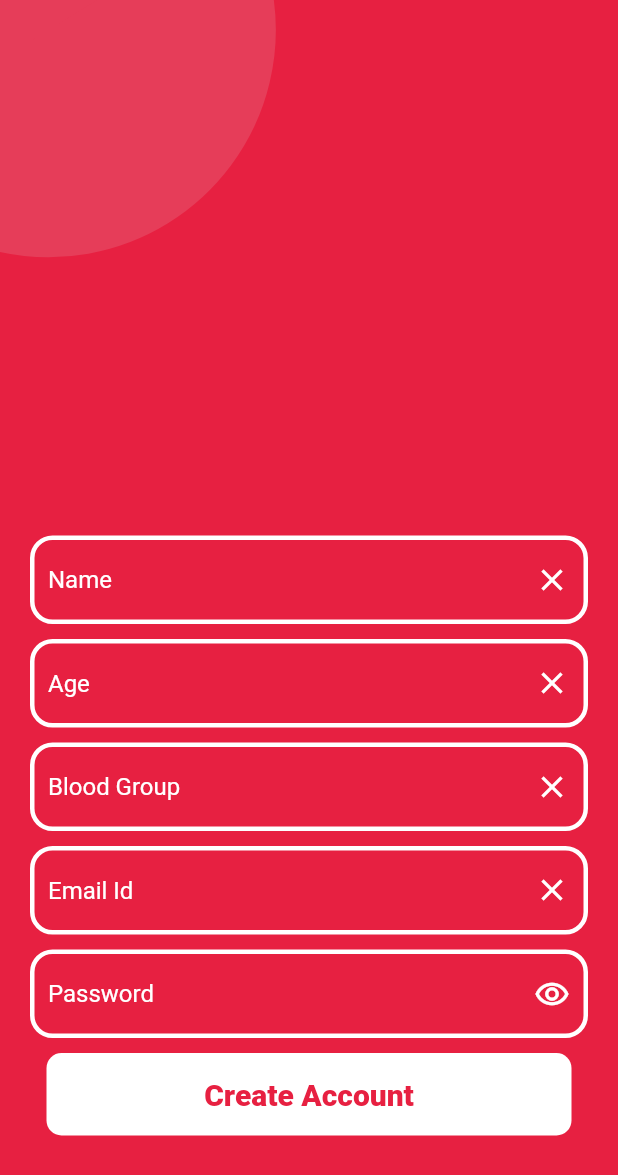
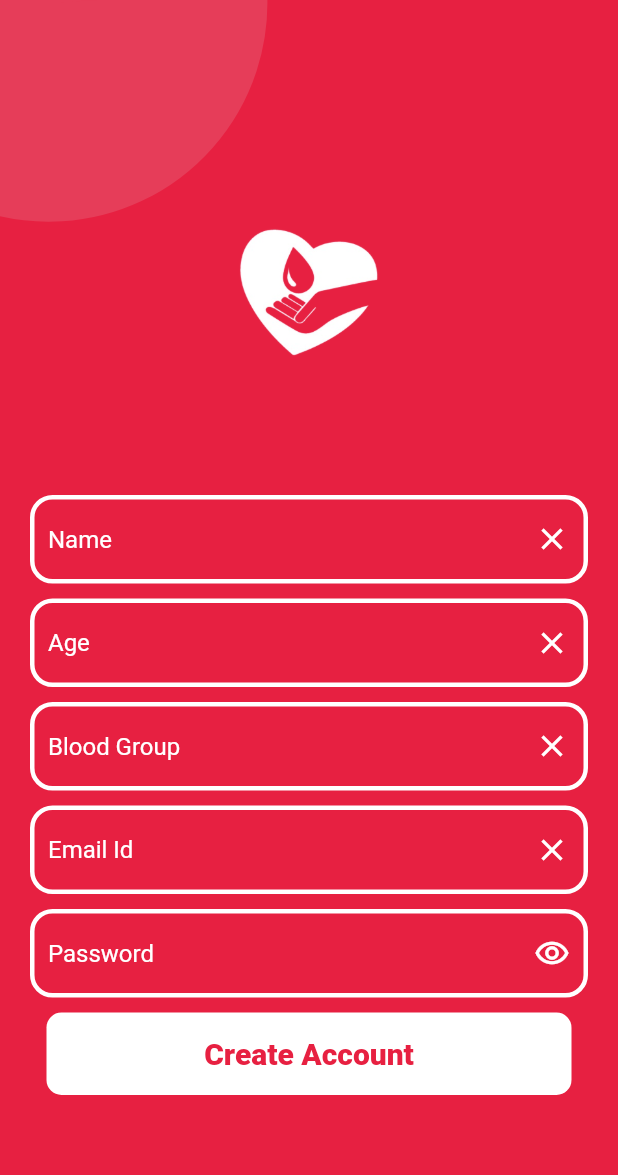
Before and after one commit to adinashby-vanier-college/app-dev-2-project-gurjas936, a Flutter app: the createAccount screen opened directly, on a phone screen of 412 x 824 dp. Shown: the top 1175 px of the screen. Run offline on Flutter 3.47's test engine with Material 2 defaults, Android fonts, the phone set to English and light mode, and no system bars; Roboto replaces fonts that are missing (Qiucksand, Quicksand).

Commit message:
createAccount.dart completed.

```diff
--- a/lib/screens/createAccount.dart
+++ b/lib/screens/createAccount.dart
@@ -18,14 +18,29 @@
         children: <Widget>[
           Container(
             margin: const EdgeInsets.only(right: 250.0),
-            height: 100.00,
+            height: 10.00,
             width: 200.00,
             color: const Color(0xffe72041),
             child: CustomPaint(
               foregroundPainter: LinePainter(),
             ),
           ),
-          const SizedBox(height: 257.0), /////     create space above the fields
+          Center(
+            child: SizedBox(
+              child: Container(
+                height: 250.0,
+                width: 250.0,
+                margin: const EdgeInsets.only(top: 60),
+                decoration: const BoxDecoration(
+                  // color: Colors.cyan,
+                  image:DecorationImage(
+                      image: AssetImage('images/logo-removebg-preview.png')
+                  ),
+                ),
+              ),
+            ),
+          ),
+          const SizedBox(height: 10.0), /////     create space above the fields
           Container(
             padding: const EdgeInsets.only(right: 20.0, left: 20.0, bottom: 10),
             child: TextField(
```
Also changed, not shown: lib/screens/signIn.dart (+5 -5 lines).
